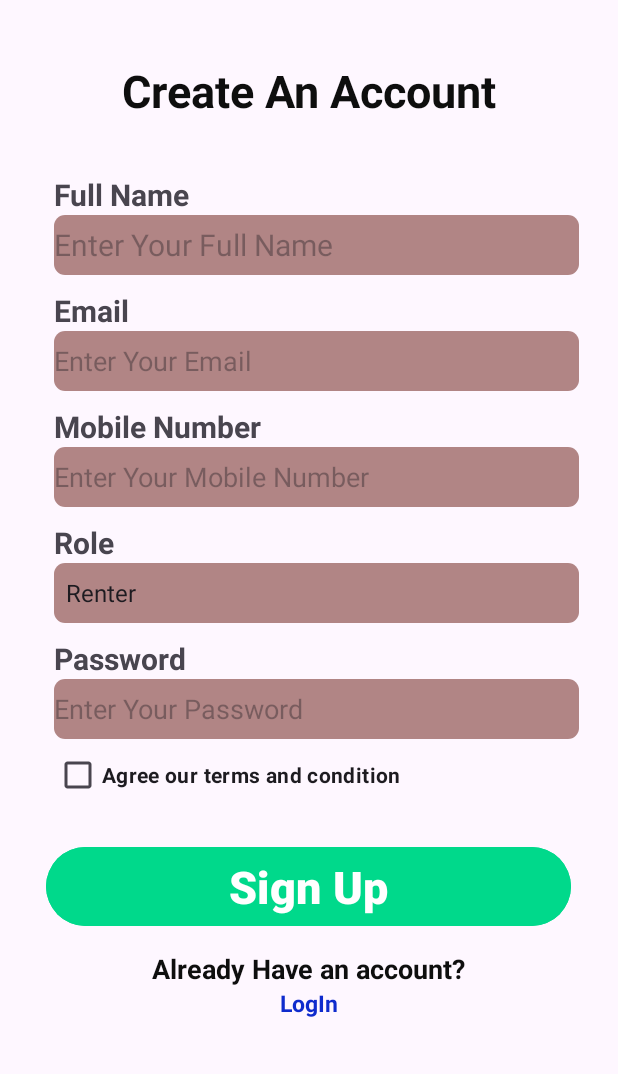
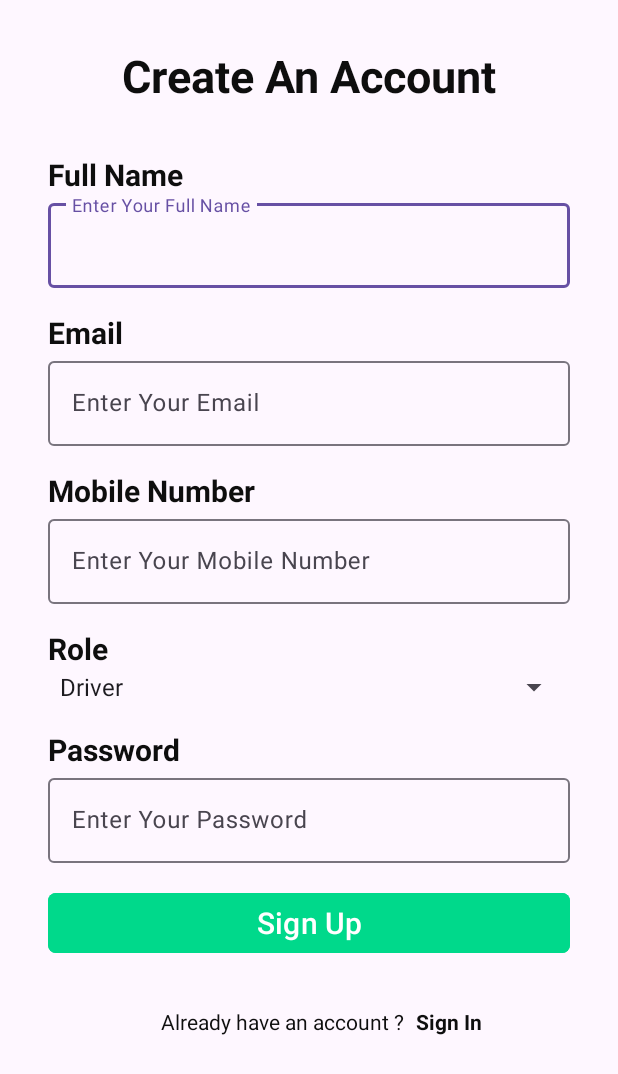
Before and after one commit to masum184e/odyssey-1, an Android app: the SignupActivity screen opened directly, with no data from a screen before it, on a phone screen of 412 x 824 dp. Shown: the top 1074 px of the screen. Run offline under Robolectric (Android 15) with nearby library versions, the phone set to English and light mode, and no system bars.

Commit message:
signup page updated

```diff
--- a/app/src/main/java/com/example/odyssey/SignupActivity.java
+++ b/app/src/main/java/com/example/odyssey/SignupActivity.java
@@ -1,39 +1,39 @@
+
 package com.example.odyssey;
 
 import android.content.Intent;
 import android.os.Bundle;
-
-import com.google.android.material.snackbar.Snackbar;
-
-import androidx.appcompat.app.AppCompatActivity;
-
 import android.view.View;
 import android.widget.AdapterView;
 import android.widget.ArrayAdapter;
+import android.widget.Button;
 import android.widget.Spinner;
 import android.widget.TextView;
 import android.widget.Toast;
 
-import androidx.navigation.NavController;
-import androidx.navigation.Navigation;
-import androidx.navigation.ui.AppBarConfiguration;
-import androidx.navigation.ui.NavigationUI;
-
-import com.example.odyssey.databinding.ActivitySignupBinding;
-
-import java.util.ArrayList;
+import androidx.appcompat.app.AppCompatActivity;
 
 public class SignupActivity extends AppCompatActivity {
+    private Spinner roleSpinner;
+    private Button signupBtn;
+    private TextView signinLink;
     @Override
     protected void onCreate(Bundle savedInstanceState) {
         super.onCreate(savedInstanceState);
         setContentView(R.layout.activity_signup);
-        Spinner spinner = findViewById(R.id.spinner);
-        spinner.setOnItemSelectedListener(new AdapterView.OnItemSelectedListener() {
+
+        roleSpinner = findViewById(R.id.roleSpinner);
+        signupBtn = findViewById(R.id.signupBtn);
+        signinLink = findViewById(R.id.signinLink);
+
+        ArrayAdapter<CharSequence> adapter = ArrayAdapter.createFromResource(this, R.array.roles, android.R.layout.simple_spinner_item);
+        adapter.setDropDownViewResource(android.R.layout.simple_spinner_dropdown_item);
+        roleSpinner.setAdapter(adapter);
+        roleSpinner.setOnItemSelectedListener(new AdapterView.OnItemSelectedListener() {
             @Override
             public void onItemSelected(AdapterView<?> parent, View view, int position, long id) {
-                String item =  parent.getItemAtPosition(position).toString();
-                Toast.makeText(SignupActivity.this, "Select item"+item, Toast.LENGTH_SHORT).show();
+                String selectedRole = parent.getItemAtPosition(position).toString();
+                Toast.makeText(SignupActivity.this, selectedRole, Toast.LENGTH_SHORT).show();
             }
 
             @Override
@@ -41,23 +41,14 @@ public class SignupActivity extends AppCompatActivity {
 
             }
         });
-        ArrayList<String> arrayList = new ArrayList<>();
-        arrayList.add("Renter");
-        arrayList.add("Owner");
-        ArrayAdapter<String> adapter = new ArrayAdapter<>(this, android.R.layout.simple_spinner_item,arrayList);
-        adapter.setDropDownViewResource(android.R.layout.select_dialog_singlechoice);
-        spinner.setAdapter(adapter);
 
-        TextView login;
+        signupBtn.setOnClickListener(v -> {
+            startActivity(new Intent(SignupActivity.this, HomeActivity.class));
+        });
+        signinLink.setOnClickListener(v -> {
+            startActivity(new Intent(SignupActivity.this, SigninActivity.class));
+        });
 
-        login = findViewById(R.id.login);
 
-        login.setOnClickListener(new View.OnClickListener() {
-            @Override
-            public void onClick(View v) {
-                Intent intent= new Intent(SignupActivity.this, SigninActivity.class);
-                startActivity(intent);
-            }
-        });
     }
 }
--- a/app/src/main/res/layout/activity_signup.xml
+++ b/app/src/main/res/layout/activity_signup.xml
@@ -1,138 +1,208 @@
-<?xml version="1.0" encoding="utf-8"?>
-<LinearLayout
+<androidx.constraintlayout.widget.ConstraintLayout xmlns:android="http://schemas.android.com/apk/res/android"
     xmlns:app="http://schemas.android.com/apk/res-auto"
     xmlns:tools="http://schemas.android.com/tools"
-    xmlns:android="http://schemas.android.com/apk/res/android"
     android:layout_width="match_parent"
-    android:layout_height="match_parent"
-    android:orientation="vertical"
-    android:padding="16dp"
-    tools:context=".SignupActivity">
+    android:layout_height="match_parent">
+
     <TextView
+        android:id="@+id/textView3"
         android:layout_width="wrap_content"
         android:layout_height="wrap_content"
-        android:textSize="30dp"
-        android:text="Create An Account"
+        android:layout_marginTop="30dp"
+        android:text="@string/create_an_account"
+        android:textColor="@color/black"
+        android:textSize="30sp"
         android:textStyle="bold"
-        android:textColor="@color/black"
-        android:layout_gravity="center"
-        android:layout_marginTop="24dp"/>
+        app:layout_constraintEnd_toEndOf="parent"
+        app:layout_constraintStart_toStartOf="parent"
+        app:layout_constraintTop_toTopOf="parent" />
 
     <TextView
+        android:id="@+id/textView4"
+        android:layout_width="0dp"
+        android:layout_height="wrap_content"
+        android:layout_marginStart="32dp"
+        android:layout_marginTop="32dp"
+        android:layout_marginEnd="32dp"
+        android:text="@string/full_name"
+        android:textColor="@color/black"
+        android:textSize="20dp"
+        android:textStyle="bold"
+        app:layout_constraintStart_toStartOf="parent"
+        app:layout_constraintTop_toBottomOf="@+id/textView3" />
+
+    <com.google.android.material.textfield.TextInputLayout
+        android:id="@+id/textInputLayout"
+        android:layout_width="0dp"
+        android:layout_height="wrap_content"
+        android:layout_marginStart="32dp"
+        android:layout_marginEnd="32dp"
+        app:layout_constraintEnd_toEndOf="parent"
+        app:layout_constraintStart_toStartOf="parent"
+        app:layout_constraintTop_toBottomOf="@+id/textView4">
+
+        <com.google.android.material.textfield.TextInputEditText
+            android:layout_width="match_parent"
+            android:layout_height="wrap_content"
+            android:hint="@string/full_name_hint" />
+    </com.google.android.material.textfield.TextInputLayout>
+
+    <TextView
+        android:id="@+id/textView6"
+        android:layout_width="0dp"
+        android:layout_height="wrap_content"
+        android:layout_marginStart="32dp"
+        android:layout_marginTop="16dp"
+        android:text="@string/email"
+        android:textColor="@color/black"
+        android:textSize="20dp"
+        android:textStyle="bold"
+        app:layout_constraintStart_toStartOf="parent"
+        app:layout_constraintTop_toBottomOf="@+id/textInputLayout" />
+
+    <com.google.android.material.textfield.TextInputLayout
+
+        android:id="@+id/textInputLayout3"
+        android:layout_width="0dp"
+        android:layout_height="wrap_content"
+        android:layout_marginStart="32dp"
+        android:layout_marginEnd="32dp"
+        app:layout_constraintEnd_toEndOf="parent"
+        app:layout_constraintStart_toStartOf="parent"
+        app:layout_constraintTop_toBottomOf="@+id/textView6">
+
+        <com.google.android.material.textfield.TextInputEditText
+            android:layout_width="match_parent"
+            android:layout_height="wrap_content"
+            android:hint="@string/email_hint" />
+    </com.google.android.material.textfield.TextInputLayout>
+
+    <TextView
+        android:id="@+id/textView8"
+        android:layout_width="0dp"
+        android:layout_height="wrap_content"
+        android:layout_marginStart="32dp"
+        android:layout_marginTop="16dp"
+        android:text="@string/mobile_number"
+        android:textColor="@color/black"
+        android:textSize="20dp"
+        android:textStyle="bold"
+        app:layout_constraintStart_toStartOf="parent"
+        app:layout_constraintTop_toBottomOf="@+id/textInputLayout3" />
+
+    <com.google.android.material.textfield.TextInputLayout
+        android:id="@+id/textInputLayout4"
+        android:layout_width="0dp"
+        android:layout_height="wrap_content"
+        android:layout_marginStart="32dp"
+        android:layout_marginEnd="32dp"
+        app:layout_constraintEnd_toEndOf="parent"
+        app:layout_constraintStart_toStartOf="parent"
+        app:layout_constraintTop_toBottomOf="@+id/textView8">
+
+        <com.google.android.material.textfield.TextInputEditText
+            android:layout_width="match_parent"
+            android:layout_height="wrap_content"
+            android:hint="@string/mobile_number_hint" />
+    </com.google.android.material.textfield.TextInputLayout>
+
+    <TextView
+        android:id="@+id/textView9"
+        android:layout_width="0dp"
+        android:layout_height="wrap_content"
+        android:layout_marginStart="32dp"
+        android:layout_marginTop="16dp"
+        android:text="@string/role"
+        android:textColor="@color/black"
+        android:textSize="20dp"
+        android:textStyle="bold"
+        app:layout_constraintStart_toStartOf="parent"
+        app:layout_constraintTop_toBottomOf="@+id/textInputLayout4" />
+
+    <Spinner
+        android:id="@+id/roleSpinner"
+        android:layout_width="0dp"
+        android:layout_height="wrap_content"
+        android:layout_marginStart="32dp"
+        android:layout_marginEnd="32dp"
+        app:layout_constraintEnd_toEndOf="parent"
+        app:layout_constraintStart_toStartOf="parent"
+        app:layout_constraintTop_toBottomOf="@+id/textView9" />
+
+    <TextView
+        android:id="@+id/textView10"
+        android:layout_width="0dp"
+        android:layout_height="wrap_content"
+        android:layout_marginStart="32dp"
+        android:layout_marginTop="16dp"
+        android:text="@string/password"
+        android:textColor="@color/black"
+        android:textSize="20dp"
+        android:textStyle="bold"
+        app:layout_constraintStart_toStartOf="parent"
+        app:layout_constraintTop_toBottomOf="@+id/roleSpinner" />
+
+    <com.google.android.material.textfield.TextInputLayout
+        android:id="@+id/textInputLayout5"
+        android:layout_width="0dp"
+        android:layout_height="wrap_content"
+        android:layout_marginStart="32dp"
+        android:layout_marginEnd="32dp"
+        app:layout_constraintEnd_toEndOf="parent"
+        app:layout_constraintStart_toStartOf="parent"
+        app:layout_constraintTop_toBottomOf="@+id/textView10">
+
+        <com.google.android.material.textfield.TextInputEditText
+            android:layout_width="match_parent"
+            android:layout_height="wrap_content"
+            android:hint="@string/password_hint" />
+    </com.google.android.material.textfield.TextInputLayout>
+
+    <Button
+        android:id="@+id/signupBtn"
+        android:layout_width="0dp"
+        android:layout_height="wrap_content"
+        android:backgroundTint="@color/green"
+        android:text="@string/signup"
+        android:textSize="20dp"
+        android:layout_marginStart="32dp"
+        android:layout_marginTop="16dp"
+        android:layout_marginEnd="32dp"
+        app:cornerRadius="5dp"
+        app:layout_constraintEnd_toEndOf="parent"
+        app:layout_constraintStart_toStartOf="parent"
+        app:layout_constraintTop_toBottomOf="@+id/textInputLayout5" />
+
+
+    <TextView
+        android:id="@+id/already_have_account"
         android:layout_width="wrap_content"
         android:layout_height="wrap_content"
-        android:text="Full Name"
-        android:layout_marginLeft="20dp"
-        android:textStyle="bold"
-        android:textSize="20dp"
-        android:layout_marginTop="35dp"/>
+        android:layout_marginStart="16dp"
+        android:text="@string/already_have_account"
+        android:textColor="@color/black"
+        android:textSize="14sp"
+        android:layout_marginTop="32dp"
+        app:layout_constraintEnd_toStartOf="@+id/signinLink"
+        app:layout_constraintHorizontal_bias="0.5"
+        app:layout_constraintHorizontal_chainStyle="packed"
+        app:layout_constraintStart_toStartOf="parent"
+        app:layout_constraintTop_toBottomOf="@+id/signupBtn" />
 
-
-    <EditText
-        android:layout_width="350dp"
-        android:layout_height="40dp"
-        android:hint="Enter Your Full Name"
-        android:textSize="20dp"
-        android:layout_marginLeft="20dp"
-        android:inputType="textPersonName"
-        android:background="@drawable/edit_back"
-        />
     <TextView
+        android:id="@+id/signinLink"
         android:layout_width="wrap_content"
         android:layout_height="wrap_content"
-        android:text="Email"
-        android:layout_marginLeft="20dp"
+        android:clickable="true"
+        android:text="@string/signin"
+        android:layout_marginTop="32dp"
+        android:layout_marginStart="8dp"
+        android:textColor="@color/black"
+        android:textSize="14sp"
         android:textStyle="bold"
-        android:textSize="20dp"
-        android:layout_marginTop="10dp"/>
-    <EditText
-        android:layout_width="350dp"
-        android:layout_height="40dp"
-        android:hint="Enter Your Email"
-        android:background="@drawable/edit_back"
-        android:layout_marginLeft="20dp"
-        android:inputType="textEmailAddress"/>
-    <TextView
-        android:layout_width="wrap_content"
-        android:layout_height="wrap_content"
-        android:text="Mobile Number"
-        android:layout_marginLeft="20dp"
-        android:textStyle="bold"
-        android:textSize="20dp"
-        android:layout_marginTop="10dp"/>
-    <EditText
-        android:layout_width="350dp"
-        android:layout_height="40dp"
-        android:hint="Enter Your Mobile Number"
-        android:layout_marginLeft="20dp"
-        android:background="@drawable/edit_back"
-        android:inputType="phone"/>
-    <TextView
-        android:layout_width="wrap_content"
-        android:layout_height="wrap_content"
-        android:text="Role"
-        android:layout_marginLeft="20dp"
-        android:textStyle="bold"
-        android:textSize="20dp"
-        android:layout_marginTop="10dp"/>
+        app:layout_constraintEnd_toEndOf="parent"
+        app:layout_constraintHorizontal_bias="0.5"
+        app:layout_constraintStart_toEndOf="@+id/already_have_account"
+        app:layout_constraintTop_toBottomOf="@+id/signupBtn" />
 
-    <Spinner
-        android:layout_width="350dp"
-        android:layout_height="40dp"
-        android:layout_marginLeft="20dp"
-        android:background="@drawable/edit_back"
-        android:id="@+id/spinner">
-    </Spinner>
-    <TextView
-        android:layout_width="wrap_content"
-        android:layout_height="wrap_content"
-        android:text="Password"
-        android:layout_marginLeft="20dp"
-        android:textStyle="bold"
-        android:textSize="20dp"
-        android:layout_marginTop="10dp"/>
-    <EditText
-        android:layout_width="350dp"
-        android:layout_height="40dp"
-        android:hint="Enter Your Password"
-        android:inputType="textPassword"
-        android:background="@drawable/edit_back"
-        android:layout_marginLeft="20dp"/>
-    <CheckBox
-        android:layout_width="wrap_content"
-        android:layout_height="wrap_content"
-        android:layout_marginLeft="20dp"
-        android:textStyle="bold"
-        android:text="Agree our terms and condition"/>
-    <Button
-        android:id="@+id/signup"
-        android:layout_width="350dp"
-        android:layout_height="wrap_content"
-        android:text="Sign Up"
-        android:textStyle="bold"
-        android:textSize="30dp"
-        android:layout_marginTop="20dp"
-        android:backgroundTint="@color/green"
-        android:layout_gravity="center"/>
-    <TextView
-        android:layout_width="wrap_content"
-        android:layout_height="wrap_content"
-        android:text="Already Have an account?"
-        android:layout_gravity="center"
-        android:textSize="18dp"
-        android:textStyle="bold"
-        android:layout_marginTop="12dp"
-        android:textColor="@color/black"/>
-    <TextView
-        android:id="@+id/login"
-        android:layout_width="wrap_content"
-        android:layout_height="wrap_content"
-        android:text="LogIn"
-        android:textStyle="bold"
-        android:textSize="15dp"
-        android:textColor="@color/blue"
-        android:clickable="true"
-        android:layout_gravity="center"
-        />
-
-</LinearLayout>
+</androidx.constraintlayout.widget.ConstraintLayout>
--- a/app/src/main/res/values/strings.xml
+++ b/app/src/main/res/values/strings.xml
@@ -15,6 +15,20 @@
     <string name="title_history">History</string>
     <string name="title_home">Home</string>
     <string name="title_settings">Settings</string>
+    <string name="create_an_account">Create An Account</string>
+    <string name="full_name">Full Name</string>
+    <string name="full_name_hint">Enter Your Full Name</string>
+    <string name="email">Email</string>
+    <string name="email_hint">Enter Your Email</string>
+    <string name="mobile_number">Mobile Number</string>
+    <string name="mobile_number_hint">Enter Your Mobile Number</string>
+    <string name="role">Role</string>
+    <string name="already_have_account">Already have an account ?</string>
+
+    <string-array name="roles">
+        <item>Driver</item>
+        <item>Renter</item>
+    </string-array>
 
 
     <!-- Strings used for fragments for navigation -->
```
